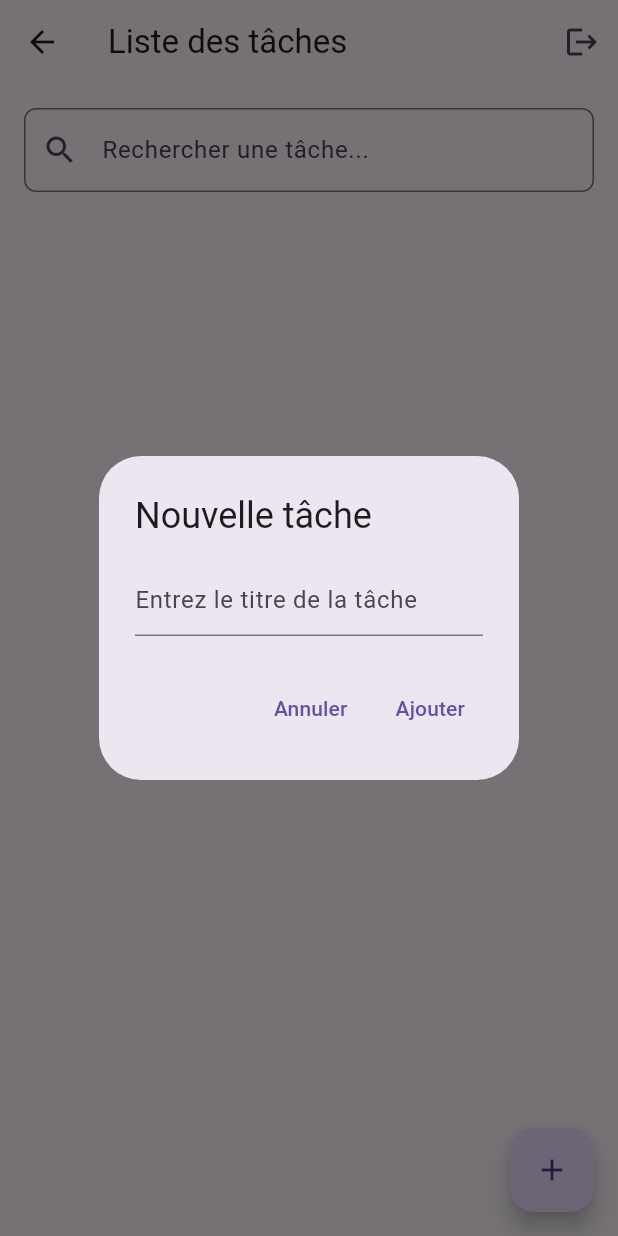
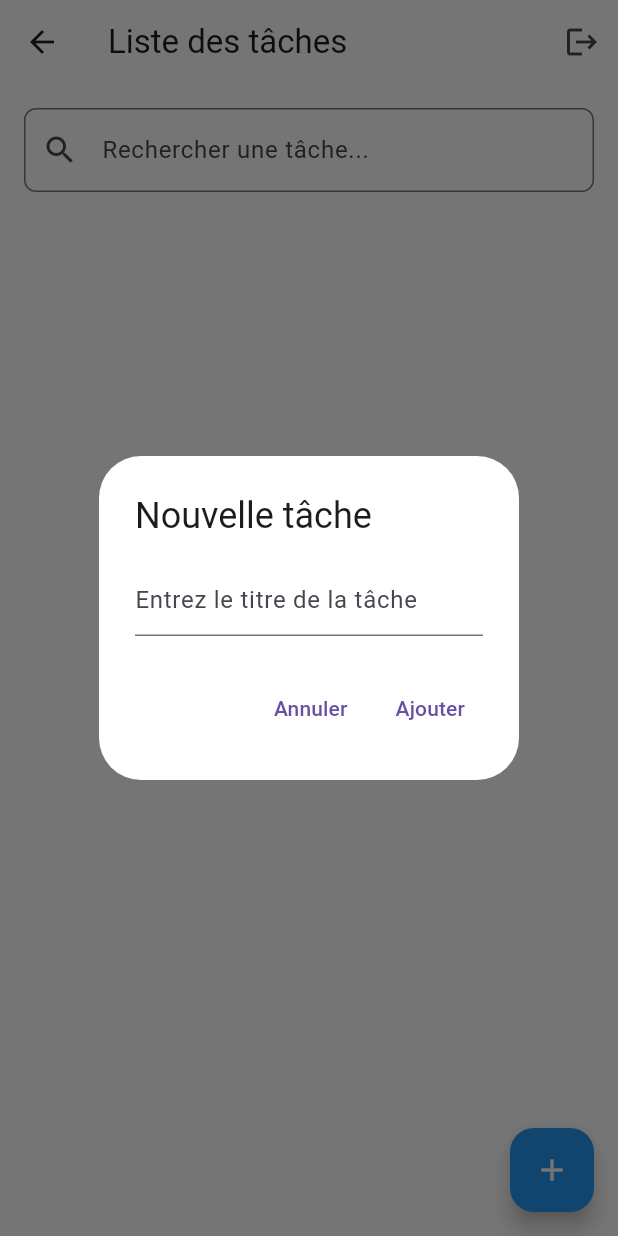
Before and after one commit to antoine-granier/angular-flutter-cloud, a Flutter app: the TodoListPage screen opened by its route, after a tap on the "add" icon, on a phone screen of 412 x 824 dp. Run offline on Flutter 3.47's test engine with Material 3 defaults, Android fonts, the phone set to English and light mode, and no system bars; our stand-ins replace cloud_firestore, firebase_auth, firebase_core, fluttertoast; accounts and stored records are empty; network calls fail.

Commit message:
update style mobile

```diff
--- a/todo_mobile/lib/main.dart
+++ b/todo_mobile/lib/main.dart
@@ -17,7 +17,10 @@ class MyApp extends StatelessWidget {
   Widget build(BuildContext context) {
     return MaterialApp(
       title: 'Todo App',
-      theme: ThemeData(primarySwatch: Colors.blue),
+      theme: ThemeData(
+        primarySwatch: Colors.blue,
+        scaffoldBackgroundColor: Colors.white,
+      ),
       initialRoute:
           FirebaseAuth.instance.currentUser == null ? '/login' : '/todos',
       routes: {
--- a/todo_mobile/lib/todo_list_page.dart
+++ b/todo_mobile/lib/todo_list_page.dart
@@ -48,6 +48,7 @@ class TodoItem extends StatelessWidget {
   Widget build(BuildContext context) {
     return Card(
       margin: const EdgeInsets.symmetric(vertical: 8, horizontal: 16),
+      color: Colors.white,
       child: Padding(
         padding: const EdgeInsets.all(16.0),
         child: Row(
@@ -211,6 +212,7 @@ class _TodoListPageState extends State<TodoListPage> {
       context: context,
       builder: (context) {
         return AlertDialog(
+          backgroundColor: Colors.white,
           title: const Text("Modifier la tâche"),
           content: TextField(
             controller: controller,
@@ -246,6 +248,7 @@ class _TodoListPageState extends State<TodoListPage> {
       context: context,
       builder: (context) {
         return AlertDialog(
+          backgroundColor: Colors.white,
           title: const Text("Nouvelle tâche"),
           content: TextField(
             controller: controller,
@@ -302,6 +305,7 @@ class _TodoListPageState extends State<TodoListPage> {
 
     return Scaffold(
       appBar: AppBar(
+        backgroundColor: Colors.white,
         title: const Text("Liste des tâches"),
         actions: [
           if (user != null)
@@ -348,8 +352,12 @@ class _TodoListPageState extends State<TodoListPage> {
         ],
       ),
       floatingActionButton: FloatingActionButton(
+        backgroundColor: Colors.blue,
         onPressed: showAddTodoDialog,
-        child: const Icon(Icons.add),
+        child: const Icon(
+          Icons.add,
+          color: Colors.white,
+        ),
       ),
     );
   }
```
Also changed, not shown: todo_mobile/lib/login_page.dart (+7 -0 lines).
